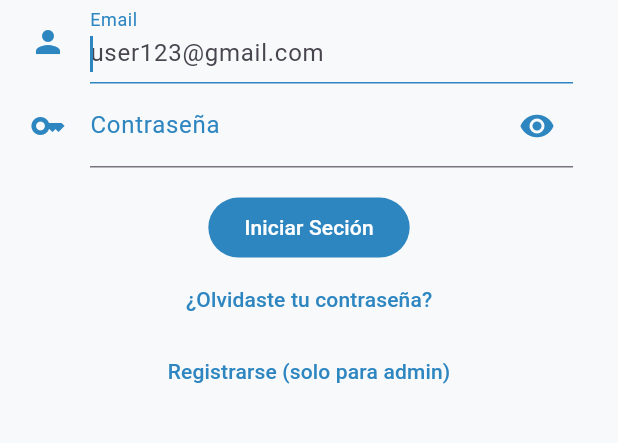
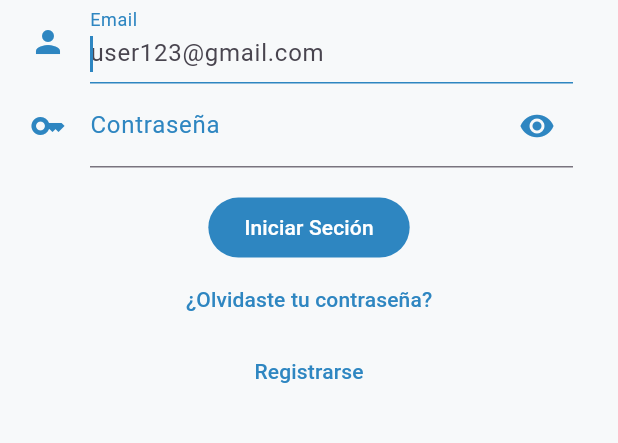
Before and after one commit to Zylohw/Leaf-Counter, a Flutter app: the screen it shows after launch, on a phone screen of 412 x 824 dp, the part 436-879 px from its top. Run offline on Flutter 3.47's test engine with Material 3 defaults, Android fonts, the phone set to English and light mode, and no system bars; our stand-ins replace pie_chart, syncfusion_flutter_gauges.

Commit message:
update: borre un comentario

```diff
--- a/frontend/leaf_mobile/lib/screens/login_screen.dart
+++ b/frontend/leaf_mobile/lib/screens/login_screen.dart
@@ -93,7 +93,6 @@ class _LoginScreenState extends State<LoginScreen> {
         children: [
           FilledButton(
             onPressed: () {
-                // para probar las vistas se cambiara de vista destinataria, lo que se quiere decir es que se cambiara la vista a la que redirigie el login button
                 Navigator.push(context,MaterialPageRoute(builder: (context) => UserScreenRouter()));
 
             },
@@ -115,7 +114,7 @@ class _LoginScreenState extends State<LoginScreen> {
               );
             },
             style: TextButton.styleFrom(foregroundColor: AppColors.meidumBlue),
-            child: Text("Registrarse (solo para admin)"),
+            child: Text("Registrarse"),
           ),
         ],
       ),
```
